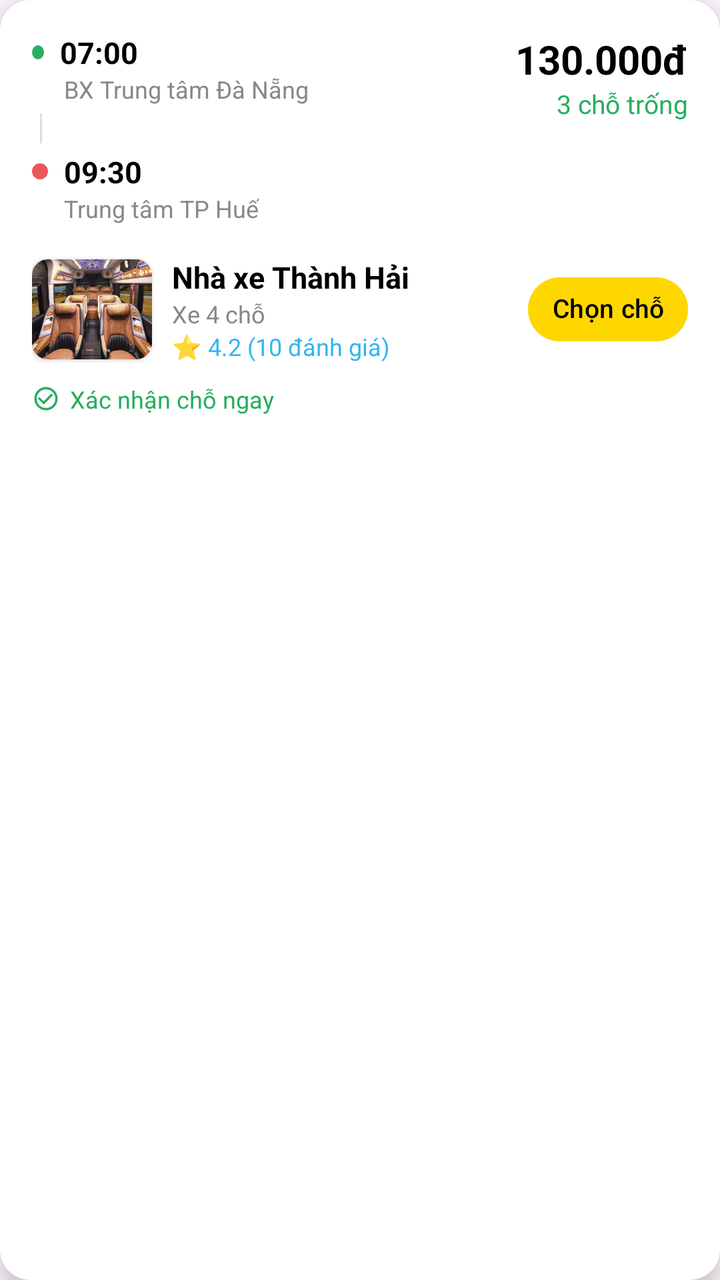
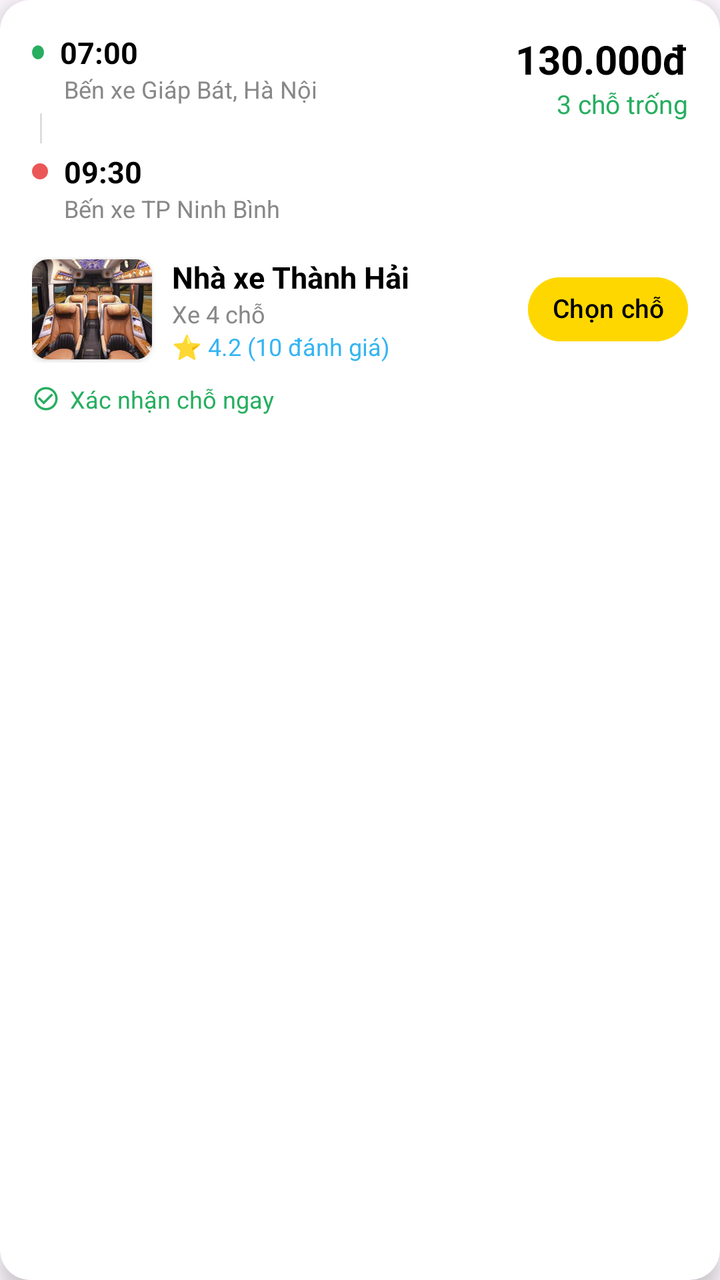

Compare the two renders of this Android layout. The source of the first and the diff that turns it into the second are given below.
<!-- AndroidManifest.xml: application theme Theme.VeXeApp -->
<!-- res/layout/item_ve_result.xml -->
<?xml version="1.0" encoding="utf-8"?>
<androidx.cardview.widget.CardView
    xmlns:android="http://schemas.android.com/apk/res/android"
    xmlns:app="http://schemas.android.com/apk/res-auto"
    android:layout_width="match_parent"
    android:layout_height="wrap_content"
    android:layout_margin="10dp"
    app:cardCornerRadius="15dp"
    app:cardElevation="6dp">

    <LinearLayout
        android:layout_width="match_parent"
        android:layout_height="wrap_content"
        android:orientation="vertical"
        android:padding="16dp">

        <RelativeLayout
            android:layout_width="match_parent"
            android:layout_height="wrap_content">

            <LinearLayout
                android:layout_width="wrap_content"
                android:layout_height="wrap_content"
                android:orientation="vertical">

                <LinearLayout
                    android:layout_width="wrap_content"
                    android:layout_height="wrap_content"
                    android:orientation="horizontal"
                    android:gravity="center_vertical">

                    <View
                        android:layout_width="6dp"
                        android:layout_height="7dp"
                        android:layout_marginEnd="8dp"
                        android:background="@drawable/ic_dot_green" />
                    <TextView
                        android:id="@+id/tvTimeResult"
                        android:layout_width="wrap_content"
                        android:layout_height="wrap_content"
                        android:text="07:00"
                        android:textStyle="bold"
                        android:textColor="#000000"
                        android:textSize="15sp"/>
                </LinearLayout>

                <TextView android:layout_width="wrap_content" android:layout_height="wrap_content" android:text="BX Trung tâm Đà Nẵng" android:textColor="#888888" android:textSize="12sp" android:layout_marginStart="16dp"/>

                <View android:layout_width="1dp" android:layout_height="15dp" android:background="#DDDDDD" android:layout_marginStart="4dp" android:layout_marginVertical="4dp"/>

                <LinearLayout
                    android:layout_width="wrap_content"
                    android:layout_height="wrap_content"
                    android:orientation="horizontal"
                    android:gravity="center_vertical">
                    <View android:layout_width="8dp" android:layout_height="8dp" android:background="@drawable/ic_dot_red" android:layout_marginEnd="8dp"/>
                    <TextView
                        android:id="@+id/tvEndTimeResult"
                        android:layout_width="wrap_content"
                        android:layout_height="wrap_content"
                        android:text="09:30"
                        android:textStyle="bold"
                        android:textColor="#000000"
                        android:textSize="15sp"/>
                </LinearLayout>

                <TextView android:layout_width="wrap_content" android:layout_height="wrap_content" android:text="Trung tâm TP Huế" android:textColor="#888888" android:textSize="12sp" android:layout_marginStart="16dp"/>
            </LinearLayout>

            <LinearLayout
                android:layout_width="wrap_content"
                android:layout_height="wrap_content"
                android:layout_alignParentEnd="true"
                android:gravity="end"
                android:orientation="vertical">
                <TextView
                    android:id="@+id/tvPriceResult"
                    android:layout_width="wrap_content"
                    android:layout_height="wrap_content"
                    android:text="130.000đ"
                    android:textColor="#000000"
                    android:textSize="20sp"
                    android:textStyle="bold" />
                <TextView
                    android:id="@+id/tvEmptySeats"
                    android:layout_width="wrap_content"
                    android:layout_height="wrap_content"
                    android:text="3 chỗ trống"
                    android:textColor="#27AE60"
                    android:textSize="13sp" />
            </LinearLayout>
        </RelativeLayout>

        <RelativeLayout
            android:layout_width="match_parent"
            android:layout_height="wrap_content"
            android:layout_marginTop="16dp">

            <LinearLayout
                android:id="@+id/layoutNhaXe"
                android:layout_width="wrap_content"
                android:layout_height="wrap_content"
                android:gravity="center_vertical"
                android:layout_toStartOf="@+id/btnSelectSeat"
                android:layout_alignParentStart="true"
                android:orientation="horizontal">

                <androidx.cardview.widget.CardView
                    android:layout_width="60dp"
                    android:layout_height="50dp"
                    app:cardCornerRadius="8dp">
                    <ImageView
                        android:id="@+id/imgNhaXe"
                        android:layout_width="match_parent"
                        android:layout_height="match_parent"
                        android:scaleType="centerCrop"
                        android:src="@drawable/kh_home_1" />
                </androidx.cardview.widget.CardView>

                <LinearLayout
                    android:layout_width="wrap_content"
                    android:layout_height="wrap_content"
                    android:layout_marginStart="10dp"
                    android:orientation="vertical">
                    <TextView
                        android:id="@+id/tvNhaXeName"
                        android:layout_width="wrap_content"
                        android:layout_height="wrap_content"
                        android:text="Nhà xe Thành Hải"
                        android:textColor="#000000"
                        android:textStyle="bold"
                        android:textSize="15sp"
                        android:maxLines="1"
                        android:ellipsize="end"/>
                    <TextView
                        android:id="@+id/tvCarType"
                        android:layout_width="wrap_content"
                        android:layout_height="wrap_content"
                        android:text="Xe 4 chỗ"
                        android:textColor="#888888"
                        android:textSize="12sp"/>
                    <TextView
                        android:layout_width="wrap_content"
                        android:layout_height="wrap_content"
                        android:text="⭐ 4.2 (10 đánh giá)"
                        android:textColor="#34B5F1"
                        android:textSize="12sp"/>
                </LinearLayout>
            </LinearLayout>

            <Button
                android:id="@+id/btnSelectSeat"
                android:layout_width="wrap_content"
                android:layout_height="40dp"
                android:layout_alignParentEnd="true"
                android:layout_centerVertical="true"
                android:backgroundTint="#FFD700"
                android:text="Chọn chỗ"
                android:textAllCaps="false"
                android:textColor="#000000"
                android:textSize="13sp"
                app:cornerRadius="20dp"
                android:paddingHorizontal="12dp"
                android:minWidth="0dp"
                android:minHeight="0dp"
                android:maxLines="1"
                android:includeFontPadding="false"/>
        </RelativeLayout>

        <LinearLayout
            android:layout_width="wrap_content"
            android:layout_height="wrap_content"
            android:layout_marginTop="10dp"
            android:gravity="center_vertical"
            android:orientation="horizontal">
            <ImageView
                android:layout_width="14dp"
                android:layout_height="14dp"
                android:src="@drawable/baseline_check_circle_outline_24"
                app:tint="#27AE60" />
            <TextView
                android:layout_width="wrap_content"
                android:layout_height="wrap_content"
                android:layout_marginStart="5dp"
                android:text="Xác nhận chỗ ngay"
                android:textColor="#27AE60"
                android:textSize="12sp" />
        </LinearLayout>

    </LinearLayout>
</androidx.cardview.widget.CardView>
<!-- resources referenced by this layout -->
<resources>
  <!-- drawable baseline_check_circle_outline_24 (drawable) -->
  <vector xmlns:android="http://schemas.android.com/apk/res/android" android:height="24dp" android:tint="#65CC36" android:viewportHeight="24" android:viewportWidth="24" android:width="24dp">
        
      <path android:fillColor="@android:color/white" android:pathData="M16.59,7.58L10,14.17l-3.59,-3.58L5,12l5,5 8,-8zM12,2C6.48,2 2,6.48 2,12s4.48,10 10,10 10,-4.48 10,-10S17.52,2 12,2zM12,20c-4.42,0 -8,-3.58 -8,-8s3.58,-8 8,-8 8,3.58 8,8 -3.58,8 -8,8z"/>
      
  </vector>
  <!-- drawable ic_dot_green (drawable) -->
  <?xml version="1.0" encoding="utf-8"?>
  <shape xmlns:android="http://schemas.android.com/apk/res/android"
      android:shape="oval">
      <solid android:color="#27AE60" />
      <size android:width="8dp" android:height="8dp" />
  </shape>
  <!-- drawable ic_dot_red (drawable) -->
  <?xml version="1.0" encoding="utf-8"?>
  <shape xmlns:android="http://schemas.android.com/apk/res/android"
      android:shape="oval">
      <solid android:color="#EB5757" />
      <size android:width="8dp" android:height="8dp" />
  </shape>
  <!-- drawable kh_home_1: png bitmap (drawable, 26289 bytes) -->
  <style name="Theme.VeXeApp" parent="Base.Theme.VeXeApp" />
  <style name="Base.Theme.VeXeApp" parent="Theme.Material3.DayNight.NoActionBar">
          
      </style>
</resources>

<!-- the commit's change to res/layout/item_ve_result.xml (unified diff, before → after) -->
@@ -44,7 +44,7 @@
                         android:textSize="15sp"/>
                 </LinearLayout>
 
-                <TextView android:layout_width="wrap_content" android:layout_height="wrap_content" android:text="BX Trung tâm Đà Nẵng" android:textColor="#888888" android:textSize="12sp" android:layout_marginStart="16dp"/>
+                <TextView android:layout_width="wrap_content" android:layout_height="wrap_content" android:text="Bến xe Giáp Bát, Hà Nội" android:textColor="#888888" android:textSize="12sp" android:layout_marginStart="16dp"/>
 
                 <View android:layout_width="1dp" android:layout_height="15dp" android:background="#DDDDDD" android:layout_marginStart="4dp" android:layout_marginVertical="4dp"/>
 
@@ -64,7 +64,7 @@
                         android:textSize="15sp"/>
                 </LinearLayout>
 
-                <TextView android:layout_width="wrap_content" android:layout_height="wrap_content" android:text="Trung tâm TP Huế" android:textColor="#888888" android:textSize="12sp" android:layout_marginStart="16dp"/>
+                <TextView android:layout_width="wrap_content" android:layout_height="wrap_content" android:text="Bến xe TP Ninh Bình" android:textColor="#888888" android:textSize="12sp" android:layout_marginStart="16dp"/>
             </LinearLayout>
 
             <LinearLayout
